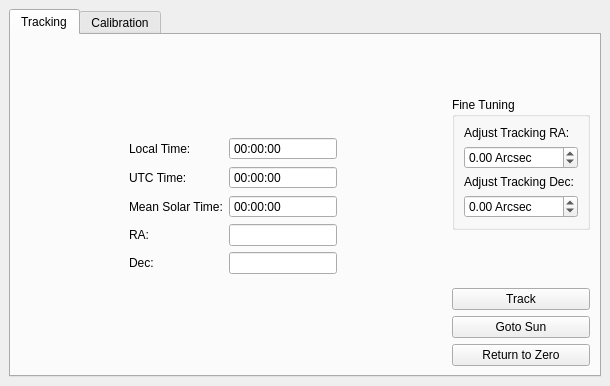
Above: ui/solar_drive.ui from badders/solar_drive before the change. Below: the same form after it.
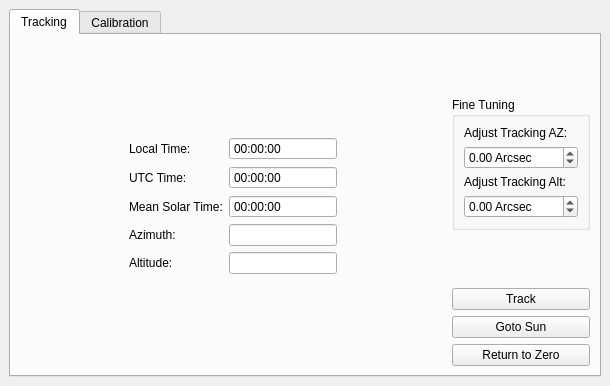
That is the form after the change.

Commit message: Make saving and changing lat/long work Change RA/Dec in display to Alt/Az - probably still wrong

Patch:
```diff
--- a/ui/solar_drive.ui
+++ b/ui/solar_drive.ui
@@ -46,7 +46,7 @@
           <item row="5" column="0">
            <widget class="QLabel" name="label_8">
             <property name="text">
-             <string>Dec:</string>
+             <string>Altitude:</string>
             </property>
            </widget>
           </item>
@@ -137,7 +137,7 @@
           <item row="4" column="0">
            <widget class="QLabel" name="label_7">
             <property name="text">
-             <string>RA:</string>
+             <string>Azimuth:</string>
             </property>
            </widget>
           </item>
@@ -232,7 +232,7 @@
              <item>
               <widget class="QLabel" name="label_9">
                <property name="text">
-                <string>Adjust Tracking RA:</string>
+                <string>Adjust Tracking AZ:</string>
                </property>
               </widget>
              </item>
@@ -258,7 +258,7 @@
              <item>
               <widget class="QLabel" name="label_10">
                <property name="text">
-                <string>Adjust Tracking Dec:</string>
+                <string>Adjust Tracking Alt:</string>
                </property>
               </widget>
              </item>
```
Left out of the diff: 4 changed lines with no effect on the pictures. The commit also changes 2 other files.
